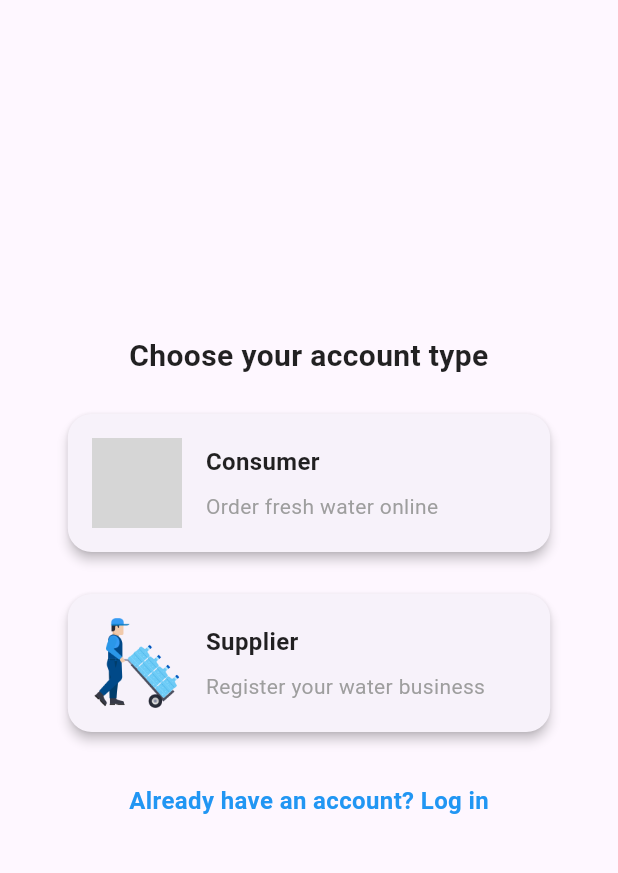
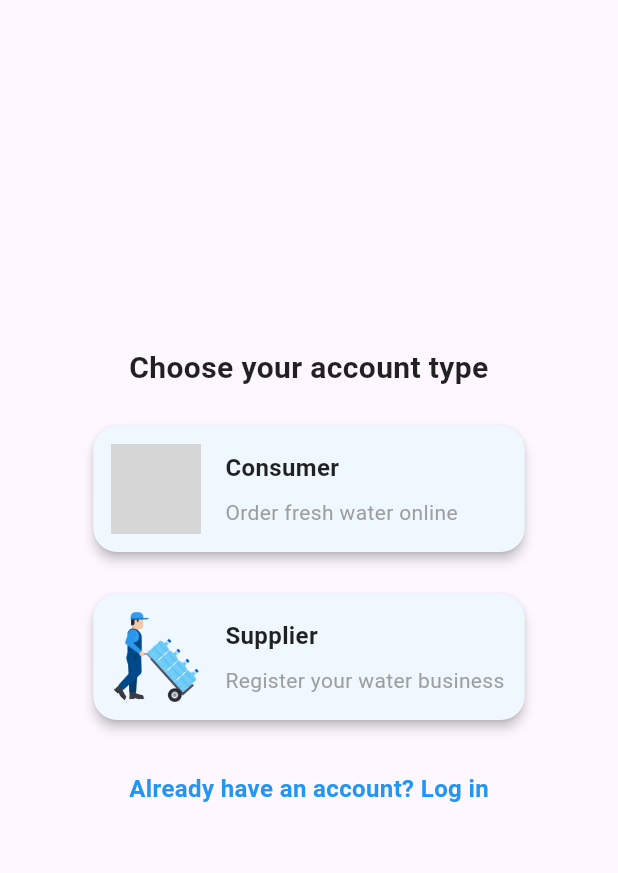
Before and after one commit to AmnaArifHussainC/paniwala, a Flutter app: the ChooseAccountScreen screen opened directly, on a phone screen of 412 x 824 dp, the part 84-957 px from its top. Run offline on Flutter 3.47's test engine with Material 3 defaults, Android fonts, the phone set to English and light mode, and no system bars; missing offline and left inert: onboarding_intro_screen; grey boxes are pictures that could not be loaded.

Commit message:
Merge remote-tracking branch 'origin/master'

```diff
--- a/lib/choose_account_screen.dart
+++ b/lib/choose_account_screen.dart
@@ -1,4 +1,5 @@
 import 'package:flutter/material.dart';
+import 'package:paniwala/const/colors.dart';
 import 'package:paniwala/view/user_auth/signin.dart';
 
 class ChooseAccountScreen extends StatelessWidget {
@@ -24,6 +25,7 @@ class ChooseAccountScreen extends StatelessWidget {
       ),
       body: SafeArea(
         child: Center(
+          child: SingleChildScrollView(
             child: Padding(
               padding: EdgeInsets.symmetric(horizontal: screenWidth * 0.1),
               child: Column(
@@ -41,7 +43,7 @@ class ChooseAccountScreen extends StatelessWidget {
                   ),
                   const SizedBox(height: 20),
 
-                // Account Type Buttons
+                  // Account Type Buttons (Responsive Design)
                   Column(
                     children: [
                       _buildAccountCard(
@@ -84,6 +86,7 @@ class ChooseAccountScreen extends StatelessWidget {
             ),
           ),
         ),
+      ),
     );
   }
 
@@ -93,15 +96,25 @@ class ChooseAccountScreen extends StatelessWidget {
     required String description,
     required VoidCallback onTap,
   }) {
+    // LayoutBuilder for responsive design
+    return LayoutBuilder(
+      builder: (context, constraints) {
+        // Define card width based on screen width (responsive)
+        double cardWidth = constraints.maxWidth * 0.8;
+
         return GestureDetector(
           onTap: onTap,
           child: Card(
             shape: RoundedRectangleBorder(borderRadius: BorderRadius.circular(16)),
             elevation: 3,
+            color: AppColors.aliceBlue,
             child: Padding(
-          padding: const EdgeInsets.all(16.0),
+              padding: const EdgeInsets.all(12.0), // Reduced padding
+              child: Container(
+                width: cardWidth, // Set width based on screen size
                 child: Row(
                   children: [
+                    // Image
                     Image.asset(
                       image,
                       height: 60,
@@ -109,6 +122,7 @@ class ChooseAccountScreen extends StatelessWidget {
                       fit: BoxFit.contain,
                     ),
                     const SizedBox(width: 16),
+                    // Column for title and description (wrapped in Expanded for responsiveness)
                     Expanded(
                       child: Column(
                         crossAxisAlignment: CrossAxisAlignment.start,
@@ -136,6 +150,9 @@ class ChooseAccountScreen extends StatelessWidget {
                 ),
               ),
             ),
+          ),
+        );
+      },
     );
   }
 }
```
Also changed, not shown: lib/widgets/main_screen_cards.dart (deleted, +0 -54 lines). Lines whose indentation alone changed are shown as unchanged.
